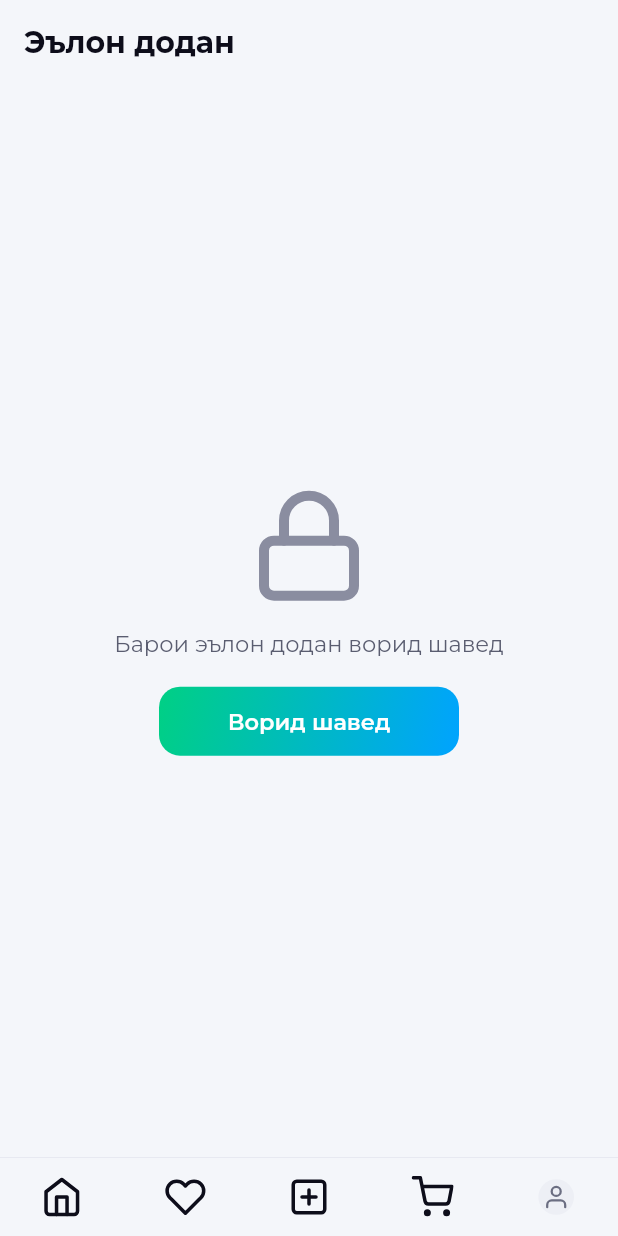
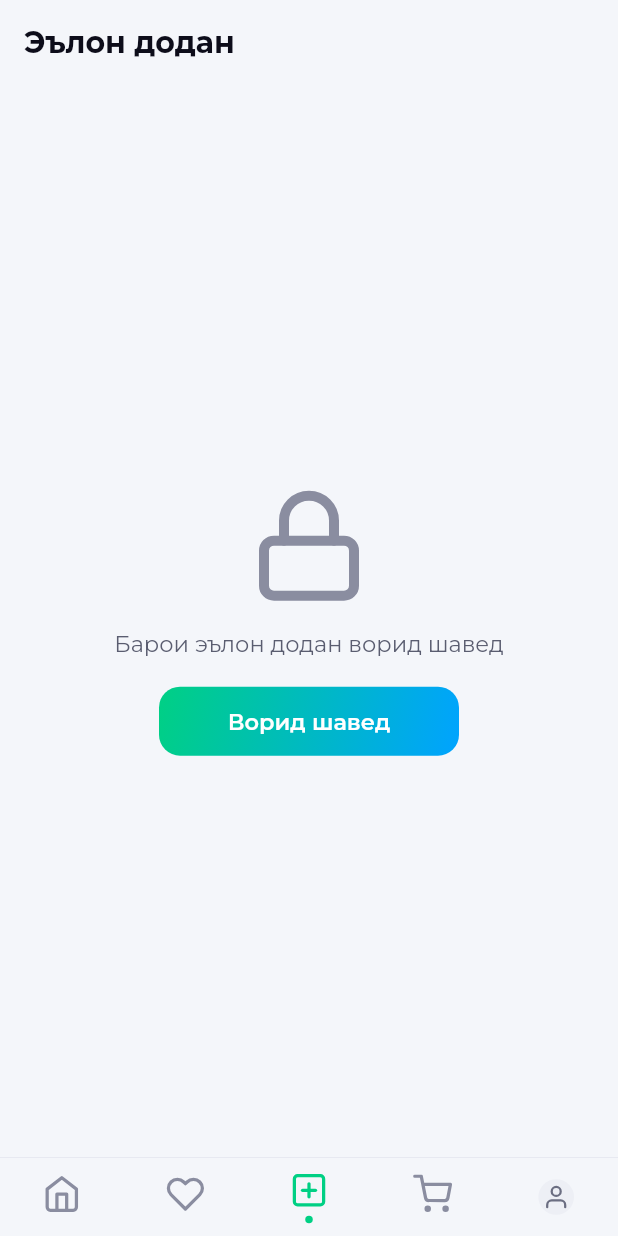
Before and after one commit to Raonsonapp/TajikShop, a Flutter app: the MainScaffold screen opened directly with empty values, item 3 of the bottom bar chosen, on a phone screen of 412 x 824 dp. Run offline on Flutter 3.47's test engine with Material 3 defaults, Android fonts, the phone set to English and light mode, and no system bars; our stand-ins replace cached_network_image, connectivity_plus, dio, feather_icons, firebase_core, firebase_messaging and 10 more; missing offline and left inert: yandex_mobileads; accounts and stored records are empty; network calls fail.

Commit message:
design: theme-aware product cards (fix dark colors bleeding into light theme) + brand-green active bottom-nav tab with indicator dot

```diff
--- a/lib/shared/widgets/main_scaffold.dart
+++ b/lib/shared/widgets/main_scaffold.dart
@@ -65,7 +65,26 @@ class MainScaffold extends ConsumerWidget {
       child: GestureDetector(
         onTap: () => context.go(path),
         behavior: HitTestBehavior.opaque,
-        child: Icon(sel ? active : inactive, color: context.pal.textPrimary, size: 28),
+        child: Column(
+          mainAxisAlignment: MainAxisAlignment.center,
+          mainAxisSize: MainAxisSize.min,
+          children: [
+            Icon(sel ? active : inactive,
+                color: sel ? AppColors.primary : context.pal.textMuted,
+                size: 26),
+            const SizedBox(height: 4),
+            // Нуқтаи хурди сабз зери tab-и фаъол
+            AnimatedContainer(
+              duration: const Duration(milliseconds: 200),
+              width: sel ? 5 : 0,
+              height: sel ? 5 : 0,
+              decoration: const BoxDecoration(
+                color: AppColors.primary,
+                shape: BoxShape.circle,
+              ),
+            ),
+          ],
+        ),
       ),
     );
   }
```
Also changed, not shown: lib/shared/widgets/product_card.dart (+10 -9 lines).
